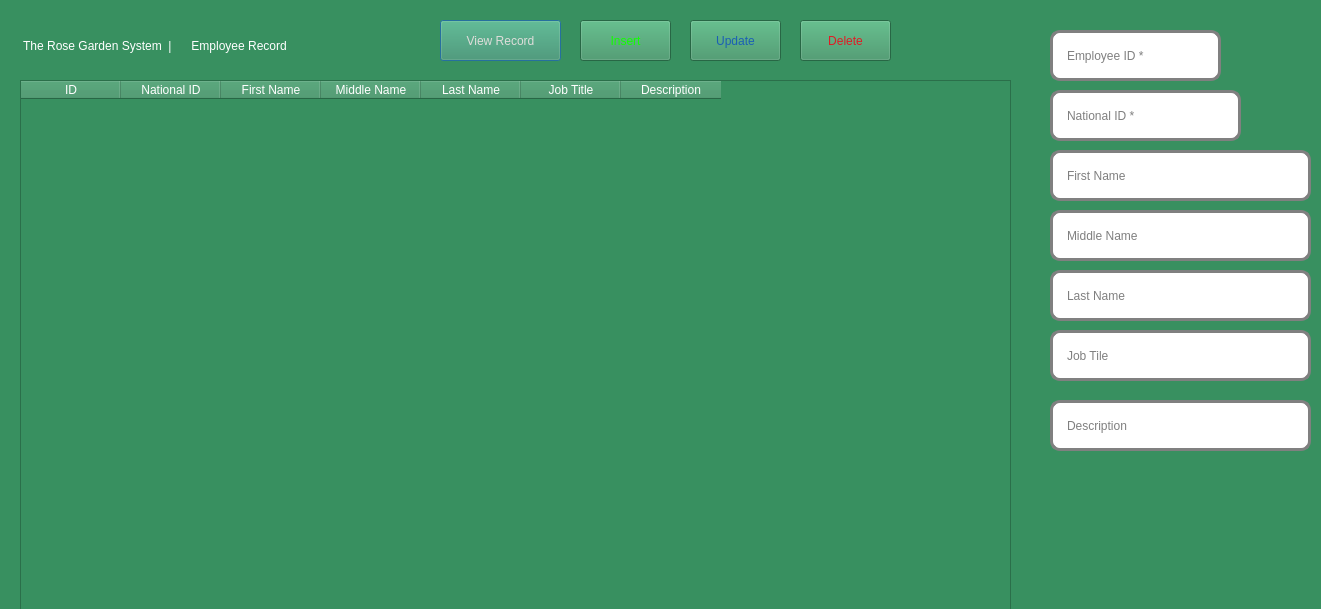
First picture: the form in gardenerdetails.ui, repository Rabsoninnora/RoseGardenPlantCareSystem, before the edit.
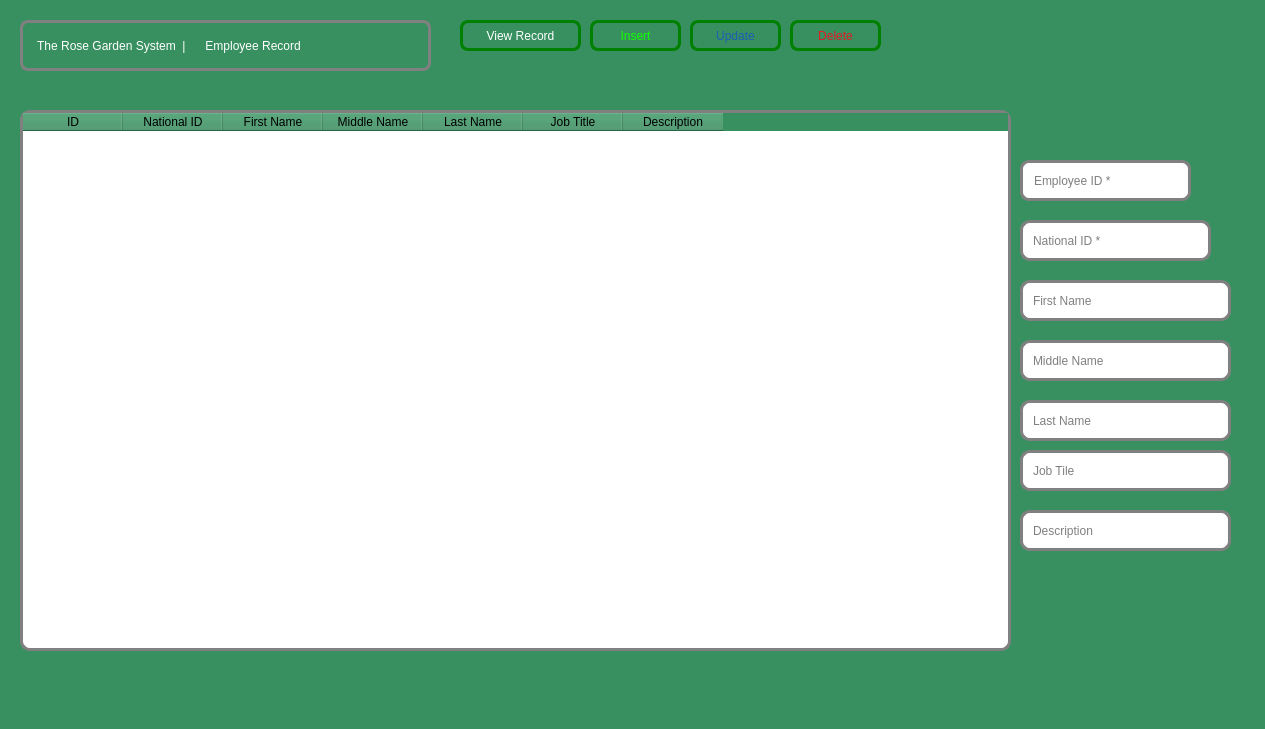
Second picture: the form after the edit. Icons and pictures are not drawn.

The edit to the form file:
```diff
--- a/gardenerdetails.ui
+++ b/gardenerdetails.ui
@@ -6,8 +6,8 @@
    <rect>
     <x>0</x>
     <y>0</y>
-    <width>1321</width>
-    <height>609</height>
+    <width>1265</width>
+    <height>729</height>
    </rect>
   </property>
   <property name="windowTitle">
@@ -21,13 +21,23 @@
     <rect>
      <x>20</x>
      <y>20</y>
-     <width>391</width>
+     <width>411</width>
      <height>51</height>
     </rect>
    </property>
    <property name="styleSheet">
-    <string notr="true">color: rgb(255, 255, 255);
-font: 500 13pt &quot;Ubuntu&quot;;</string>
+    <string notr="true">
+QLabel{
+                    color: rgb(255, 255, 255);
+                    border:3px solid grey;
+                    border-radius: 8px;
+                    padding: 0 8px;
+   
+                    font: 700 13pt ;
+
+}
+
+ </string>
    </property>
    <property name="text">
     <string> The Rose Garden System  |      Employee Record</string>
@@ -36,15 +46,26 @@
   <widget class="QPushButton" name="ViewEmployeeRecord">
    <property name="geometry">
     <rect>
-     <x>440</x>
+     <x>460</x>
      <y>20</y>
      <width>121</width>
-     <height>41</height>
+     <height>31</height>
     </rect>
    </property>
    <property name="styleSheet">
-    <string notr="true">color: rgb(222, 221, 218);
-font: 500 13pt &quot;Ubuntu&quot;;</string>
+    <string notr="true"> 
+
+QPushButton{
+                    color: rgb(255, 255, 255);
+                    border:3px solid green;
+                    border-radius: 8px;
+                    padding: 0 8px;
+   
+                    font: 700 12pt ;
+
+}
+
+ </string>
    </property>
    <property name="text">
     <string>View Record</string>
@@ -54,15 +75,22 @@
    <property name="geometry">
     <rect>
      <x>20</x>
-     <y>80</y>
+     <y>110</y>
      <width>991</width>
-     <height>609</height>
+     <height>541</height>
     </rect>
    </property>
    <property name="styleSheet">
-    <string notr="true">color: rgb(255, 255, 255);
-border-color: rgb(255, 255, 255);
-font: 500 12pt &quot;Ubuntu&quot;;</string>
+    <string notr="true">  QTableWidget 
+{
+
+  border:3px solid gray;
+  border-radius: 10px;
+  background: rgb(255, 255, 255);
+ 
+  color: rgb(0, 0, 0);;
+
+}</string>
    </property>
    <column>
     <property name="text">
@@ -103,15 +131,25 @@
   <widget class="QPushButton" name="btn_Insert_Employee">
    <property name="geometry">
     <rect>
-     <x>580</x>
+     <x>590</x>
      <y>20</y>
      <width>91</width>
-     <height>41</height>
+     <height>31</height>
     </rect>
    </property>
    <property name="styleSheet">
-    <string notr="true">color: rgb(19, 255, 0);
-font: 500 15pt &quot;Ubuntu&quot;;</string>
+    <string notr="true">
+QPushButton {
+                    color: rgb(19, 255, 0);
+                    border:3px solid green;
+                    border-radius: 8px;
+                    padding: 0 8px;
+   
+                    font: 700 12pt ;
+
+}
+
+ </string>
    </property>
    <property name="text">
     <string>Insert</string>
@@ -123,12 +161,22 @@
      <x>690</x>
      <y>20</y>
      <width>91</width>
-     <height>41</height>
+     <height>31</height>
     </rect>
    </property>
    <property name="styleSheet">
-    <string notr="true">color: rgb(26, 95, 180);
-font: 500 13pt &quot;Ubuntu&quot;;</string>
+    <string notr="true">
+QPushButton {
+                    color: rgb(26, 95, 180);
+                    border:3px solid green;
+                    border-radius: 8px;
+                    padding: 0 8px;
+   
+                    font: 700 12pt ;
+
+}
+
+ </string>
    </property>
    <property name="text">
     <string>Update</string>
@@ -137,15 +185,25 @@
   <widget class="QPushButton" name="btn_Delete_Employee">
    <property name="geometry">
     <rect>
-     <x>800</x>
+     <x>790</x>
      <y>20</y>
      <width>91</width>
-     <height>41</height>
+     <height>31</height>
     </rect>
    </property>
    <property name="styleSheet">
-    <string notr="true">color: rgb(224, 27, 36);
-font: 500 13pt &quot;Ubuntu&quot;;</string>
+    <string notr="true">
+QPushButton {
+                    color: rgb(224, 27, 36);
+                    border:3px solid green;
+                    border-radius: 8px;
+                    padding: 0 8px;
+   
+                    font: 700 12pt ;
+
+}
+
+ </string>
    </property>
    <property name="text">
     <string>Delete</string>
@@ -154,10 +212,10 @@
   <widget class="QLineEdit" name="lineEdit_Employee_id">
    <property name="geometry">
     <rect>
-     <x>1050</x>
-     <y>30</y>
+     <x>1020</x>
+     <y>160</y>
      <width>171</width>
-     <height>51</height>
+     <height>41</height>
     </rect>
    </property>
    <property name="styleSheet">
@@ -165,8 +223,8 @@
 
  QLineEdit {
   border:3px solid gray;
-  border-radius: 10px;
-  padding: 12px 12px;
+  border-radius: 9px;
+  padding: 08px 9px;
   background: rgb(255, 255, 255);
   font: 700 12pt ;
   color: rgb(0, 0, 0);;
@@ -179,17 +237,17 @@
   <widget class="QLineEdit" name="lineEdit_National_id">
    <property name="geometry">
     <rect>
-     <x>1050</x>
-     <y>90</y>
+     <x>1020</x>
+     <y>220</y>
      <width>191</width>
-     <height>51</height>
+     <height>41</height>
     </rect>
    </property>
    <property name="styleSheet">
     <string notr="true"> QLineEdit {
   border:3px solid gray;
   border-radius: 10px;
-  padding: 12px 12px;
+  padding: 08px 08px;
   background: rgb(255, 255, 255);
   font: 700 12pt ;
   color: rgb(0, 0, 0);;
@@ -202,17 +260,17 @@
   <widget class="QLineEdit" name="lineEdit_First_name">
    <property name="geometry">
     <rect>
-     <x>1050</x>
-     <y>150</y>
-     <width>261</width>
-     <height>51</height>
+     <x>1020</x>
+     <y>280</y>
+     <width>211</width>
+     <height>41</height>
     </rect>
    </property>
    <property name="styleSheet">
     <string notr="true"> QLineEdit {
   border:3px solid gray;
   border-radius: 10px;
-  padding: 12px 12px;
+  padding: 08px 08px;
   background: rgb(255, 255, 255);
   font: 700 12pt ;
   color: rgb(0, 0, 0);;
@@ -225,17 +283,17 @@
   <widget class="QLineEdit" name="lineEdit_Middle_name">
    <property name="geometry">
     <rect>
-     <x>1050</x>
-     <y>210</y>
-     <width>261</width>
-     <height>51</height>
+     <x>1020</x>
+     <y>340</y>
+     <width>211</width>
+     <height>41</height>
     </rect>
    </property>
    <property name="styleSheet">
     <string notr="true"> QLineEdit {
   border:3px solid gray;
   border-radius: 10px;
-  padding: 12px 12px;
+  padding: 8px 8px;
   background: rgb(255, 255, 255);
   font: 700 12pt ;
   color: rgb(0, 0, 0);;
@@ -248,17 +306,17 @@
   <widget class="QLineEdit" name="lineEdit_Last_name">
    <property name="geometry">
     <rect>
-     <x>1050</x>
-     <y>270</y>
-     <width>261</width>
-     <height>51</height>
+     <x>1020</x>
+     <y>400</y>
+     <width>211</width>
+     <height>41</height>
     </rect>
    </property>
    <property name="styleSheet">
     <string notr="true"> QLineEdit {
   border:3px solid gray;
   border-radius: 10px;
-  padding: 12px 12px;
+  padding: 8px 8px;
   background: rgb(255, 255, 255);
   font: 700 12pt ;
   color: rgb(0, 0, 0);;
@@ -271,17 +329,17 @@
   <widget class="QLineEdit" name="lineEdit_job_title">
    <property name="geometry">
     <rect>
-     <x>1050</x>
-     <y>330</y>
-     <width>261</width>
-     <height>51</height>
+     <x>1020</x>
+     <y>450</y>
+     <width>211</width>
+     <height>41</height>
     </rect>
    </property>
    <property name="styleSheet">
     <string notr="true"> QLineEdit {
   border:3px solid gray;
   border-radius: 10px;
-  padding: 12px 12px;
+  padding: 8px 8px;
   background: rgb(255, 255, 255);
   font: 700 12pt ;
   color: rgb(0, 0, 0);;
@@ -294,17 +352,17 @@
   <widget class="QLineEdit" name="lineEdit_Description">
    <property name="geometry">
     <rect>
-     <x>1050</x>
-     <y>400</y>
-     <width>261</width>
-     <height>51</height>
+     <x>1020</x>
+     <y>510</y>
+     <width>211</width>
+     <height>41</height>
     </rect>
    </property>
    <property name="styleSheet">
     <string notr="true"> QLineEdit {
   border:3px solid gray;
   border-radius: 10px;
-  padding: 12px 12px;
+  padding: 08px 08px;
   background: rgb(255, 255, 255);
   font: 700 12pt ;
   color: rgb(0, 0, 0);;
```
Left out of the diff: 3 changed lines with no effect on the pictures.
